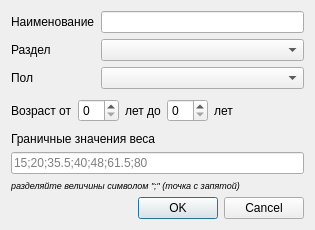
Qt form TournamentManager/generatetournamentcategoriesdialog.ui (BarsukAlexey/xelarogi) before a commit.
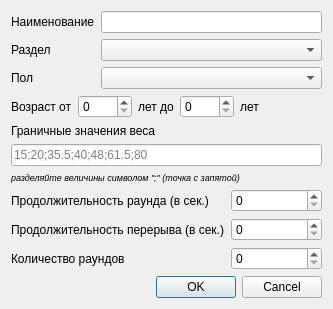
The same form after that commit.

Commit message: При добавлении группы категорий необходимо вводить продолжительность боя, перерыва и кол-во раундов. Добавленные категории выводятся скопом а не по одной - уведомление. Добавлен фильтр на категории в сетках турниров

The edit to the form file:
```diff
--- a/TournamentManager/generatetournamentcategoriesdialog.ui
+++ b/TournamentManager/generatetournamentcategoriesdialog.ui
@@ -6,14 +6,24 @@
    <rect>
     <x>0</x>
     <y>0</y>
-    <width>315</width>
-    <height>230</height>
+    <width>333</width>
+    <height>299</height>
    </rect>
   </property>
   <property name="windowTitle">
    <string>Добавление категорий турнира</string>
   </property>
   <layout class="QGridLayout" name="gridLayout">
+   <item row="2" column="0">
+    <widget class="QDialogButtonBox" name="buttonBox">
+     <property name="orientation">
+      <enum>Qt::Horizontal</enum>
+     </property>
+     <property name="standardButtons">
+      <set>QDialogButtonBox::Cancel|QDialogButtonBox::Ok</set>
+     </property>
+    </widget>
+   </item>
    <item row="0" column="0">
     <layout class="QVBoxLayout" name="verticalLayout_4">
      <item>
@@ -68,7 +78,11 @@
         </widget>
        </item>
        <item>
-        <widget class="QSpinBox" name="ageFromSB"/>
+        <widget class="QSpinBox" name="ageFromSB">
+         <property name="maximum">
+          <number>9999</number>
+         </property>
+        </widget>
        </item>
        <item>
         <widget class="QLabel" name="label_5">
@@ -78,7 +92,11 @@
         </widget>
        </item>
        <item>
-        <widget class="QSpinBox" name="ageTillSB"/>
+        <widget class="QSpinBox" name="ageTillSB">
+         <property name="maximum">
+          <number>9999</number>
+         </property>
+        </widget>
        </item>
        <item>
         <widget class="QLabel" name="label_6">
@@ -136,14 +154,54 @@
     </layout>
    </item>
    <item row="1" column="0">
-    <widget class="QDialogButtonBox" name="buttonBox">
-     <property name="orientation">
-      <enum>Qt::Horizontal</enum>
-     </property>
-     <property name="standardButtons">
-      <set>QDialogButtonBox::Cancel|QDialogButtonBox::Ok</set>
-     </property>
-    </widget>
+    <layout class="QHBoxLayout" name="horizontalLayout_3">
+     <item>
+      <layout class="QVBoxLayout" name="verticalLayout_5">
+       <item>
+        <widget class="QLabel" name="label_9">
+         <property name="text">
+          <string>Продолжительность раунда (в сек.)</string>
+         </property>
+        </widget>
+       </item>
+       <item>
+        <widget class="QLabel" name="label_10">
+         <property name="text">
+          <string>Продолжительность перерыва (в сек.)</string>
+         </property>
+        </widget>
+       </item>
+       <item>
+        <widget class="QLabel" name="label_11">
+         <property name="text">
+          <string>Количество раундов</string>
+         </property>
+        </widget>
+       </item>
+      </layout>
+     </item>
+     <item>
+      <layout class="QVBoxLayout" name="verticalLayout_6">
+       <item>
+        <widget class="QSpinBox" name="duratiobFightingSB">
+         <property name="maximum">
+          <number>9999999</number>
+         </property>
+        </widget>
+       </item>
+       <item>
+        <widget class="QSpinBox" name="durationBreakSB">
+         <property name="maximum">
+          <number>9999999</number>
+         </property>
+        </widget>
+       </item>
+       <item>
+        <widget class="QSpinBox" name="roundCountSB"/>
+       </item>
+      </layout>
+     </item>
+    </layout>
    </item>
   </layout>
  </widget>
```
The commit also changes 4 other files.
